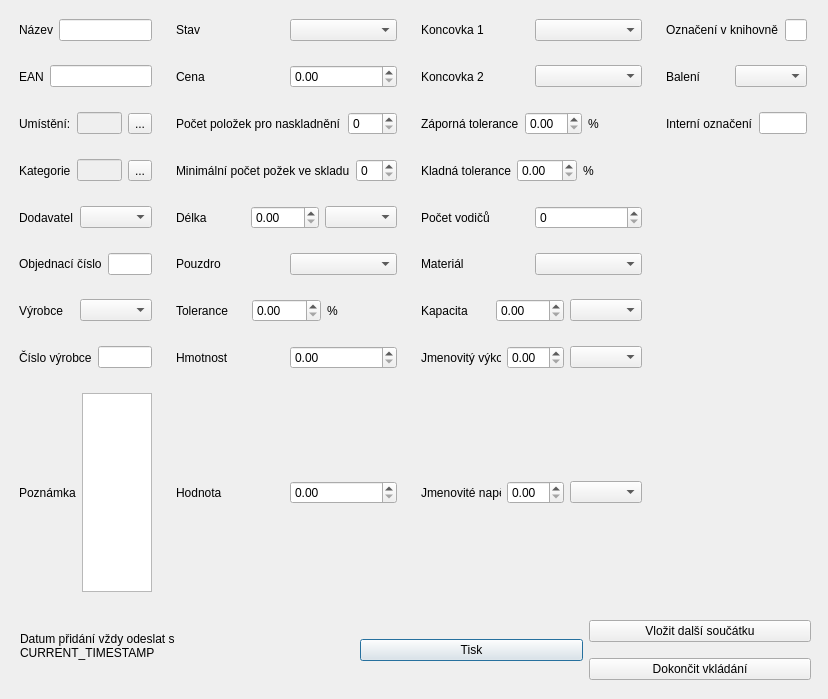
Vcpavel31/PPPart, file PPPart/prijem_novy_1.ui: the form before one commit.
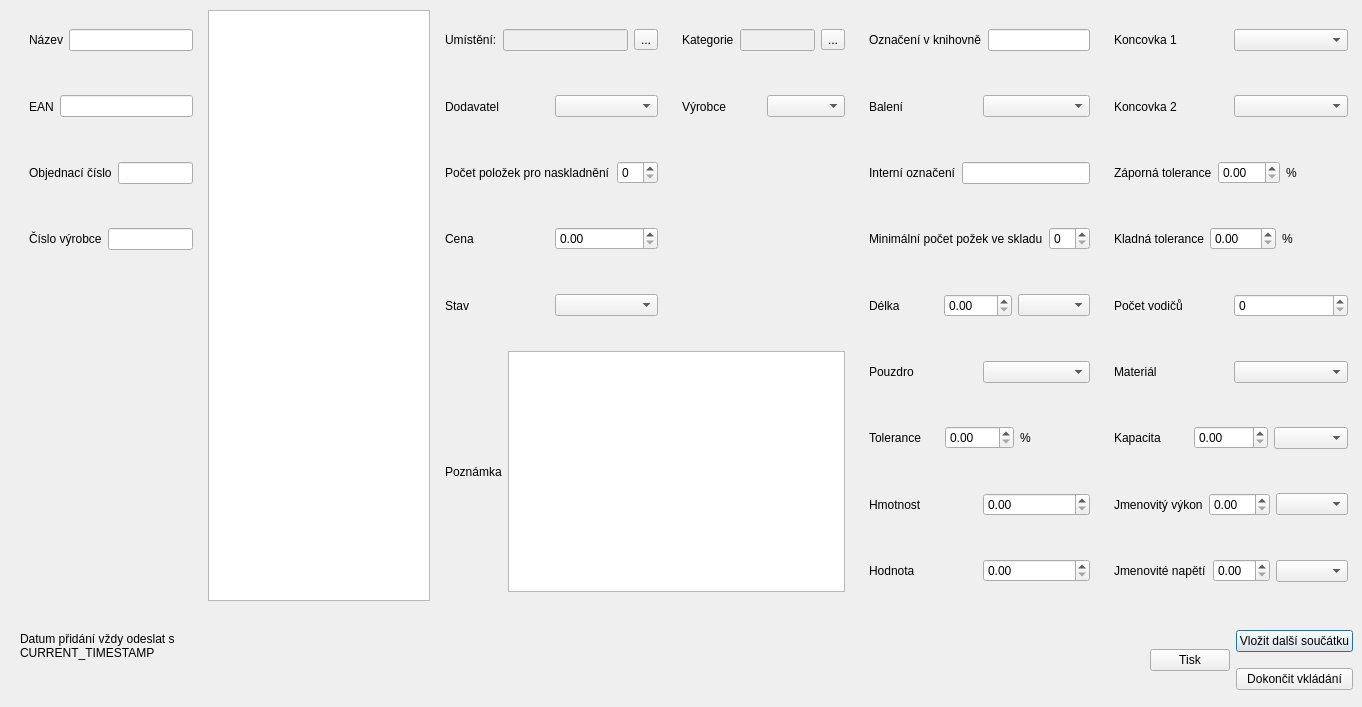
The form after the commit.

Commit message:
Přidání stávající součástky
Nové uspořádání příjmového okna a přidání listview pro zobrazování součástek dle vyhledávání

Diff of the .ui file:
```diff
--- a/PPPart/prijem_novy_1.ui
+++ b/PPPart/prijem_novy_1.ui
@@ -6,72 +6,173 @@
    <rect>
     <x>0</x>
     <y>0</y>
-    <width>828</width>
-    <height>699</height>
+    <width>1362</width>
+    <height>707</height>
    </rect>
   </property>
   <property name="windowTitle">
    <string>Dialog</string>
   </property>
+  <widget class="QLabel" name="pozn">
+   <property name="geometry">
+    <rect>
+     <x>20</x>
+     <y>630</y>
+     <width>171</width>
+     <height>31</height>
+    </rect>
+   </property>
+   <property name="text">
+    <string>Datum přidání vždy odeslat s CURRENT_TIMESTAMP</string>
+   </property>
+   <property name="scaledContents">
+    <bool>false</bool>
+   </property>
+   <property name="wordWrap">
+    <bool>true</bool>
+   </property>
+  </widget>
+  <widget class="QWidget" name="gridLayoutWidget">
+   <property name="geometry">
+    <rect>
+     <x>1150</x>
+     <y>620</y>
+     <width>203</width>
+     <height>80</height>
+    </rect>
+   </property>
+   <layout class="QGridLayout" name="gridLayout_2">
+    <item row="0" column="1">
+     <widget class="QPushButton" name="Next_part">
+      <property name="text">
+       <string>Vložit další součátku</string>
+      </property>
+     </widget>
+    </item>
+    <item row="1" column="1">
+     <widget class="QPushButton" name="Done">
+      <property name="text">
+       <string>Dokončit vkládání</string>
+      </property>
+     </widget>
+    </item>
+    <item row="0" column="0" rowspan="2">
+     <widget class="QPushButton" name="Print">
+      <property name="text">
+       <string>Tisk</string>
+      </property>
+     </widget>
+    </item>
+   </layout>
+  </widget>
   <widget class="QWidget" name="formLayoutWidget">
    <property name="geometry">
     <rect>
-     <x>10</x>
+     <x>20</x>
      <y>10</y>
-     <width>806</width>
+     <width>1337</width>
      <height>591</height>
     </rect>
    </property>
    <layout class="QGridLayout" name="gridLayout">
-    <item row="0" column="0">
-     <widget class="QWidget" name="Nazev" native="true">
-      <layout class="QHBoxLayout" name="horizontalLayout_2">
+    <item row="6" column="5">
+     <widget class="QWidget" name="Kapacita" native="true">
+      <layout class="QHBoxLayout" name="horizontalLayout_23">
        <item>
-        <widget class="QLabel" name="Nazev_1">
+        <widget class="QLabel" name="Kapacita_1">
          <property name="text">
-          <string>Název</string>
+          <string>Kapacita</string>
          </property>
         </widget>
        </item>
        <item>
-        <widget class="QLineEdit" name="Nazev_2"/>
+        <widget class="QDoubleSpinBox" name="Kapacita_2"/>
        </item>
+       <item>
+        <widget class="QComboBox" name="Kapacita_3"/>
+       </item>
       </layout>
      </widget>
     </item>
-    <item row="1" column="0">
-     <widget class="QWidget" name="EAN" native="true">
-      <layout class="QHBoxLayout" name="_4">
+    <item row="8" column="4">
+     <widget class="QWidget" name="Hodnota" native="true">
+      <layout class="QHBoxLayout" name="horizontalLayout_16">
        <item>
-        <widget class="QLabel" name="EAN_1">
+        <widget class="QLabel" name="Hodnota_1">
          <property name="text">
-          <string>EAN</string>
+          <string>Hodnota</string>
          </property>
         </widget>
        </item>
        <item>
-        <widget class="QLineEdit" name="EAN_2"/>
+        <widget class="QDoubleSpinBox" name="Hodnota_2"/>
        </item>
       </layout>
      </widget>
     </item>
-    <item row="1" column="1">
-     <widget class="QWidget" name="Cena" native="true">
-      <layout class="QHBoxLayout" name="horizontalLayout_10">
+    <item row="6" column="4">
+     <widget class="QWidget" name="Tolerance" native="true">
+      <layout class="QHBoxLayout" name="horizontalLayout_14">
        <item>
-        <widget class="QLabel" name="Cena_1">
+        <widget class="QLabel" name="Tolerance_1">
          <property name="text">
-          <string>Cena</string>
+          <string>Tolerance</string>
          </property>
         </widget>
        </item>
        <item>
-        <widget class="QDoubleSpinBox" name="Cena_2"/>
+        <widget class="QDoubleSpinBox" name="Tolerance_2"/>
        </item>
+       <item>
+        <widget class="QLabel" name="Tolerance_3">
+         <property name="text">
+          <string>%</string>
+         </property>
+        </widget>
+       </item>
       </layout>
      </widget>
     </item>
-    <item row="3" column="1">
+    <item row="2" column="5">
+     <widget class="QWidget" name="Zaporna_tolerance" native="true">
+      <layout class="QHBoxLayout" name="horizontalLayout_19">
+       <item>
+        <widget class="QLabel" name="Zaporna_tolerance_1">
+         <property name="text">
+          <string>Záporná tolerance</string>
+         </property>
+        </widget>
+       </item>
+       <item>
+        <widget class="QDoubleSpinBox" name="Zaporna_tolerance_2"/>
+       </item>
+       <item>
+        <widget class="QLabel" name="Zaporna_tolerance_3">
+         <property name="text">
+          <string>%</string>
+         </property>
+        </widget>
+       </item>
+      </layout>
+     </widget>
+    </item>
+    <item row="5" column="2" rowspan="4" colspan="2">
+     <widget class="QWidget" name="Poznamka" native="true">
+      <layout class="QHBoxLayout" name="horizontalLayout_8">
+       <item>
+        <widget class="QLabel" name="Poznamka_1">
+         <property name="text">
+          <string>Poznámka</string>
+         </property>
+        </widget>
+       </item>
+       <item>
+        <widget class="QPlainTextEdit" name="Poznamka_2"/>
+       </item>
+      </layout>
+     </widget>
+    </item>
+    <item row="3" column="4">
      <widget class="QWidget" name="Min_sklad" native="true">
       <layout class="QHBoxLayout" name="horizontalLayout_12">
        <item>
@@ -87,58 +188,7 @@
       </layout>
      </widget>
     </item>
-    <item row="4" column="0">
-     <widget class="QWidget" name="Dodavatel" native="true">
-      <layout class="QHBoxLayout" name="horizontalLayout_7">
-       <item>
-        <widget class="QLabel" name="Dodavatel_1">
-         <property name="text">
-          <string>Dodavatel</string>
-         </property>
-        </widget>
-       </item>
-       <item>
-        <widget class="QComboBox" name="Dodavatel_2"/>
-       </item>
-      </layout>
-     </widget>
-    </item>
-    <item row="2" column="1">
-     <widget class="QWidget" name="Polozek" native="true">
-      <layout class="QHBoxLayout" name="horizontalLayout_11">
-       <item>
-        <widget class="QLabel" name="Polozek_1">
-         <property name="text">
-          <string>Počet položek pro naskladnění</string>
-         </property>
-         <property name="wordWrap">
-          <bool>false</bool>
-         </property>
-        </widget>
-       </item>
-       <item>
-        <widget class="QSpinBox" name="Polozek_2"/>
-       </item>
-      </layout>
-     </widget>
-    </item>
-    <item row="0" column="1">
-     <widget class="QWidget" name="Stav" native="true">
-      <layout class="QHBoxLayout" name="horizontalLayout_9">
-       <item>
-        <widget class="QLabel" name="Stav_1">
-         <property name="text">
-          <string>Stav</string>
-         </property>
-        </widget>
-       </item>
-       <item>
-        <widget class="QComboBox" name="Stav_2"/>
-       </item>
-      </layout>
-     </widget>
-    </item>
-    <item row="3" column="0">
+    <item row="0" column="3">
      <widget class="QWidget" name="Kategorie" native="true">
       <layout class="QHBoxLayout" name="horizontalLayout_4">
        <item>
@@ -165,7 +215,26 @@
       </layout>
      </widget>
     </item>
-    <item row="7" column="0">
+    <item row="7" column="5">
+     <widget class="QWidget" name="Jme_vykon" native="true">
+      <layout class="QHBoxLayout" name="horizontalLayout_24">
+       <item>
+        <widget class="QLabel" name="Jme_vykon_1">
+         <property name="text">
+          <string>Jmenovitý výkon</string>
+         </property>
+        </widget>
+       </item>
+       <item>
+        <widget class="QDoubleSpinBox" name="Jme_vykon_2"/>
+       </item>
+       <item>
+        <widget class="QComboBox" name="Jme_vykon_3"/>
+       </item>
+      </layout>
+     </widget>
+    </item>
+    <item row="3" column="0">
      <widget class="QWidget" name="Vyr_cislo" native="true">
       <layout class="QHBoxLayout" name="horizontalLayout_6">
        <item>
@@ -181,7 +250,23 @@
       </layout>
      </widget>
     </item>
-    <item row="4" column="1">
+    <item row="3" column="2">
+     <widget class="QWidget" name="Cena" native="true">
+      <layout class="QHBoxLayout" name="horizontalLayout_10">
+       <item>
+        <widget class="QLabel" name="Cena_1">
+         <property name="text">
+          <string>Cena</string>
+         </property>
+        </widget>
+       </item>
+       <item>
+        <widget class="QDoubleSpinBox" name="Cena_2"/>
+       </item>
+      </layout>
+     </widget>
+    </item>
+    <item row="4" column="4">
      <widget class="QWidget" name="Delka" native="true">
       <layout class="QHBoxLayout" name="horizontalLayout_3">
        <item>
@@ -200,7 +285,7 @@
       </layout>
      </widget>
     </item>
-    <item row="5" column="0">
+    <item row="2" column="0">
      <widget class="QWidget" name="Obj_cislo" native="true">
       <layout class="QHBoxLayout" name="Obj_cislo_3">
        <item>
@@ -216,23 +301,180 @@
       </layout>
      </widget>
     </item>
-    <item row="6" column="0">
-     <widget class="QWidget" name="Vyrobce" native="true">
-      <layout class="QHBoxLayout" name="horizontalLayout_5">
+    <item row="4" column="5">
+     <widget class="QWidget" name="Poc_vodicu" native="true">
+      <layout class="QHBoxLayout" name="horizontalLayout_21">
        <item>
-        <widget class="QLabel" name="Vyrobce_1">
+        <widget class="QLabel" name="Poc_vodicu_1">
          <property name="text">
-          <string>Výrobce</string>
+          <string>Počet vodičů</string>
          </property>
         </widget>
        </item>
        <item>
-        <widget class="QComboBox" name="Vyrobce_2"/>
+        <widget class="QSpinBox" name="Poc_vodicu_2"/>
        </item>
       </layout>
      </widget>
     </item>
-    <item row="2" column="0">
+    <item row="2" column="2">
+     <widget class="QWidget" name="Polozek" native="true">
+      <layout class="QHBoxLayout" name="horizontalLayout_11">
+       <item>
+        <widget class="QLabel" name="Polozek_1">
+         <property name="text">
+          <string>Počet položek pro naskladnění</string>
+         </property>
+         <property name="wordWrap">
+          <bool>false</bool>
+         </property>
+        </widget>
+       </item>
+       <item>
+        <widget class="QSpinBox" name="Polozek_2"/>
+       </item>
+      </layout>
+     </widget>
+    </item>
+    <item row="3" column="5">
+     <widget class="QWidget" name="Kladna_tolerance" native="true">
+      <layout class="QHBoxLayout" name="horizontalLayout_20">
+       <item>
+        <widget class="QLabel" name="Kladna_tolerance_1">
+         <property name="text">
+          <string>Kladná tolerance</string>
+         </property>
+        </widget>
+       </item>
+       <item>
+        <widget class="QDoubleSpinBox" name="Kladna_tolerance_2"/>
+       </item>
+       <item>
+        <widget class="QLabel" name="Kladna_tolerance_3">
+         <property name="text">
+          <string>%</string>
+         </property>
+        </widget>
+       </item>
+      </layout>
+     </widget>
+    </item>
+    <item row="8" column="5">
+     <widget class="QWidget" name="Jme_napeti" native="true">
+      <layout class="QHBoxLayout" name="horizontalLayout_25">
+       <item>
+        <widget class="QLabel" name="Jme_napeti_1">
+         <property name="text">
+          <string>Jmenovité napětí</string>
+         </property>
+        </widget>
+       </item>
+       <item>
+        <widget class="QDoubleSpinBox" name="Jme_napeti_2"/>
+       </item>
+       <item>
+        <widget class="QComboBox" name="Jme_napeti_3"/>
+       </item>
+      </layout>
+     </widget>
+    </item>
+    <item row="5" column="4">
+     <widget class="QWidget" name="Pouzdro" native="true">
+      <layout class="QHBoxLayout" name="horizontalLayout_13">
+       <item>
+        <widget class="QLabel" name="Pouzdro_1">
+         <property name="text">
+          <string>Pouzdro</string>
+         </property>
+        </widget>
+       </item>
+       <item>
+        <widget class="QComboBox" name="Pouzdro_2"/>
+       </item>
+      </layout>
+     </widget>
+    </item>
+    <item row="1" column="4">
+     <widget class="QWidget" name="Baleni" native="true">
+      <layout class="QHBoxLayout" name="horizontalLayout">
+       <item>
+        <widget class="QLabel" name="Baleni_1">
+         <property name="text">
+          <string>Balení</string>
+         </property>
+        </widget>
+       </item>
+       <item>
+        <widget class="QComboBox" name="Baleni_2"/>
+       </item>
+      </layout>
+     </widget>
+    </item>
+    <item row="1" column="2">
+     <widget class="QWidget" name="Dodavatel" native="true">
+      <layout class="QHBoxLayout" name="horizontalLayout_7">
+       <item>
+        <widget class="QLabel" name="Dodavatel_1">
+         <property name="text">
+          <string>Dodavatel</string>
+         </property>
+        </widget>
+       </item>
+       <item>
+        <widget class="QComboBox" name="Dodavatel_2"/>
+       </item>
+      </layout>
+     </widget>
+    </item>
+    <item row="4" column="2">
+     <widget class="QWidget" name="Stav" native="true">
+      <layout class="QHBoxLayout" name="horizontalLayout_9">
+       <item>
+        <widget class="QLabel" name="Stav_1">
+         <property name="text">
+          <string>Stav</string>
+         </property>
+        </widget>
+       </item>
+       <item>
+        <widget class="QComboBox" name="Stav_2"/>
+       </item>
+      </layout>
+     </widget>
+    </item>
+    <item row="0" column="4">
+     <widget class="QWidget" name="Ozn_knihovna" native="true">
+      <layout class="QHBoxLayout" name="horizontalLayout_26">
+       <item>
+        <widget class="QLabel" name="Ozn_knihovna_1">
+         <property name="text">
+          <string>Označení v knihovně</string>
+         </property>
+        </widget>
+       </item>
+       <item>
+        <widget class="QLineEdit" name="Ozn_knihovna_2"/>
+       </item>
+      </layout>
+     </widget>
+    </item>
+    <item row="1" column="0">
+     <widget class="QWidget" name="EAN" native="true">
+      <layout class="QHBoxLayout" name="_4">
+       <item>
+        <widget class="QLabel" name="EAN_1">
+         <property name="text">
+          <string>EAN</string>
+         </property>
+        </widget>
+       </item>
+       <item>
+        <widget class="QLineEdit" name="EAN_2"/>
+       </item>
+      </layout>
+     </widget>
+    </item>
+    <item row="0" column="2">
      <widget class="QWidget" name="Umisteni" native="true">
       <layout class="QHBoxLayout" name="Umisteni_4">
        <item>
@@ -259,39 +501,23 @@
       </layout>
      </widget>
     </item>
-    <item row="8" column="0">
-     <widget class="QWidget" name="Poznamka" native="true">
-      <layout class="QHBoxLayout" name="horizontalLayout_8">
+    <item row="2" column="4">
+     <widget class="QWidget" name="Int_oznaceni" native="true">
+      <layout class="QHBoxLayout" name="horizontalLayout_27">
        <item>
-        <widget class="QLabel" name="Poznamka_1">
+        <widget class="QLabel" name="Int_oznaceni_1">
          <property name="text">
-          <string>Poznámka</string>
+          <string>Interní označení</string>
          </property>
         </widget>
        </item>
        <item>
-        <widget class="QPlainTextEdit" name="Poznamka_2"/>
+        <widget class="QLineEdit" name="Int_oznaceni_2"/>
        </item>
       </layout>
      </widget>
     </item>
-    <item row="8" column="1">
-     <widget class="QWidget" name="Hodnota" native="true">
-      <layout class="QHBoxLayout" name="horizontalLayout_16">
-       <item>
-        <widget class="QLabel" name="Hodnota_1">
-         <property name="text">
-          <string>Hodnota</string>
-         </property>
-        </widget>
-       </item>
-       <item>
-        <widget class="QDoubleSpinBox" name="Hodnota_2"/>
-       </item>
-      </layout>
-     </widget>
-    </item>
-    <item row="7" column="1">
+    <item row="7" column="4">
      <widget class="QWidget" name="Hmotnost" native="true">
       <layout class="QHBoxLayout" name="horizontalLayout_15">
        <item>
@@ -307,103 +533,7 @@
       </layout>
      </widget>
     </item>
-    <item row="6" column="1">
-     <widget class="QWidget" name="Tolerance" native="true">
-      <layout class="QHBoxLayout" name="horizontalLayout_14">
-       <item>
-        <widget class="QLabel" name="Tolerance_1">
-         <property name="text">
-          <string>Tolerance</string>
-         </property>
-        </widget>
-       </item>
-       <item>
-        <widget class="QDoubleSpinBox" name="Tolerance_2"/>
-       </item>
-       <item>
-        <widget class="QLabel" name="Tolerance_3">
-         <property name="text">
-          <string>%</string>
-         </property>
-        </widget>
-       </item>
-      </layout>
-     </widget>
-    </item>
-    <item row="5" column="1">
-     <widget class="QWidget" name="Pouzdro" native="true">
-      <layout class="QHBoxLayout" name="horizontalLayout_13">
-       <item>
-        <widget class="QLabel" name="Pouzdro_1">
-         <property name="text">
-          <string>Pouzdro</string>
-         </property>
-        </widget>
-       </item>
-       <item>
-        <widget class="QComboBox" name="Pouzdro_2"/>
-       </item>
-      </layout>
-     </widget>
-    </item>
-    <item row="8" column="2">
-     <widget class="QWidget" name="Jme_napeti" native="true">
-      <layout class="QHBoxLayout" name="horizontalLayout_25">
-       <item>
-        <widget class="QLabel" name="Jme_napeti_1">
-         <property name="text">
-          <string>Jmenovité napětí</string>
-         </property>
-        </widget>
-       </item>
-       <item>
-        <widget class="QDoubleSpinBox" name="Jme_napeti_2"/>
-       </item>
-       <item>
-        <widget class="QComboBox" name="Jme_napeti_3"/>
-       </item>
-      </layout>
-     </widget>
-    </item>
-    <item row="7" column="2">
-     <widget class="QWidget" name="Jme_vykon" native="true">
-      <layout class="QHBoxLayout" name="horizontalLayout_24">
-       <item>
-        <widget class="QLabel" name="Jme_vykon_1">
-         <property name="text">
-          <string>Jmenovitý výkon</string>
-         </property>
-        </widget>
-       </item>
-       <item>
-        <widget class="QDoubleSpinBox" name="Jme_vykon_2"/>
-       </item>
-       <item>
-        <widget class="QComboBox" name="Jme_vykon_3"/>
-       </item>
-      </layout>
-     </widget>
-    </item>
-    <item row="6" column="2">
-     <widget class="QWidget" name="Kapacita" native="true">
-      <layout class="QHBoxLayout" name="horizontalLayout_23">
-       <item>
-        <widget class="QLabel" name="Kapacita_1">
-         <property name="text">
-          <string>Kapacita</string>
-         </property>
-        </widget>
-       </item>
-       <item>
-        <widget class="QDoubleSpinBox" name="Kapacita_2"/>
-       </item>
-       <item>
-        <widget class="QComboBox" name="Kapacita_3"/>
-       </item>
-      </layout>
-     </widget>
-    </item>
-    <item row="5" column="2">
+    <item row="5" column="5">
      <widget class="QWidget" name="Material" native="true">
       <layout class="QHBoxLayout" name="horizontalLayout_22">
        <item>
@@ -419,69 +549,7 @@
       </layout>
      </widget>
     </item>
-    <item row="4" column="2">
-     <widget class="QWidget" name="Poc_vodicu" native="true">
-      <layout class="QHBoxLayout" name="horizontalLayout_21">
-       <item>
-        <widget class="QLabel" name="Poc_vodicu_1">
-         <property name="text">
-          <string>Počet vodičů</string>
-         </property>
-        </widget>
-       </item>
-       <item>
-        <widget class="QSpinBox" name="Poc_vodicu_2"/>
-       </item>
-      </layout>
-     </widget>
-    </item>
-    <item row="3" column="2">
-     <widget class="QWidget" name="Kladna_tolerance" native="true">
-      <layout class="QHBoxLayout" name="horizontalLayout_20">
-       <item>
-        <widget class="QLabel" name="Kladna_tolerance_1">
-         <property name="text">
-          <string>Kladná tolerance</string>
-         </property>
-        </widget>
-       </item>
-       <item>
-        <widget class="QDoubleSpinBox" name="Kladna_tolerance_2"/>
-       </item>
-       <item>
-        <widget class="QLabel" name="Kladna_tolerance_3">
-         <property name="text">
-          <string>%</string>
-         </property>
-        </widget>
-       </item>
-      </layout>
-     </widget>
-    </item>
-    <item row="2" column="2">
-     <widget class="QWidget" name="Zaporna_tolerance" native="true">
-      <layout class="QHBoxLayout" name="horizontalLayout_19">
-       <item>
-        <widget class="QLabel" name="Zaporna_tolerance_1">
-         <property name="text">
-          <string>Záporná tolerance</string>
-         </property>
-        </widget>
-       </item>
-       <item>
-        <widget class="QDoubleSpinBox" name="Zaporna_tolerance_2"/>
-       </item>
-       <item>
-        <widget class="QLabel" name="Zaporna_tolerance_3">
-         <property name="text">
-          <string>%</string>
-         </property>
-        </widget>
-       </item>
-      </layout>
-     </widget>
-    </item>
-    <item row="1" column="2">
+    <item row="1" column="5">
      <widget class="QWidget" name="Koncovka_2" native="true">
       <layout class="QHBoxLayout" name="horizontalLayout_18">
        <item>
@@ -497,7 +565,7 @@
       </layout>
      </widget>
     </item>
-    <item row="0" column="2">
+    <item row="0" column="5">
      <widget class="QWidget" name="Koncovka_1" native="true">
       <layout class="QHBoxLayout" name="horizontalLayout_17">
        <item>
@@ -513,109 +581,40 @@
       </layout>
      </widget>
     </item>
-    <item row="0" column="3">
-     <widget class="QWidget" name="Ozn_knihovna" native="true">
-      <layout class="QHBoxLayout" name="horizontalLayout_26">
-       <item>
-        <widget class="QLabel" name="Ozn_knihovna_1">
-         <property name="text">
-          <string>Označení v knihovně</string>
-         </property>
-        </widget>
-       </item>
-       <item>
-        <widget class="QLineEdit" name="Ozn_knihovna_2"/>
-       </item>
-      </layout>
-     </widget>
-    </item>
     <item row="1" column="3">
-     <widget class="QWidget" name="Baleni" native="true">
-      <layout class="QHBoxLayout" name="horizontalLayout">
+     <widget class="QWidget" name="Vyrobce" native="true">
+      <layout class="QHBoxLayout" name="horizontalLayout_5">
        <item>
-        <widget class="QLabel" name="Baleni_1">
+        <widget class="QLabel" name="Vyrobce_1">
          <property name="text">
-          <string>Balení</string>
+          <string>Výrobce</string>
          </property>
         </widget>
        </item>
        <item>
-        <widget class="QComboBox" name="Baleni_2"/>
+        <widget class="QComboBox" name="Vyrobce_2"/>
        </item>
       </layout>
      </widget>
     </item>
-    <item row="2" column="3">
-     <widget class="QWidget" name="Int_oznaceni" native="true">
-      <layout class="QHBoxLayout" name="horizontalLayout_27">
+    <item row="0" column="0">
+     <widget class="QWidget" name="Nazev" native="true">
+      <layout class="QHBoxLayout" name="horizontalLayout_2">
        <item>
-        <widget class="QLabel" name="Int_oznaceni_1">
+        <widget class="QLabel" name="Nazev_1">
          <property name="text">
-          <string>Interní označení</string>
+          <string>Název</string>
          </property>
         </widget>
        </item>
        <item>
-        <widget class="QLineEdit" name="Int_oznaceni_2"/>
+        <widget class="QLineEdit" name="Nazev_2"/>
        </item>
       </layout>
      </widget>
     </item>
-   </layout>
-  </widget>
-  <widget class="QLabel" name="pozn">
-   <property name="geometry">
-    <rect>
-     <x>20</x>
-     <y>630</y>
-     <width>171</width>
-     <height>31</height>
-    </rect>
-   </property>
-   <property name="text">
-    <string>Datum přidání vždy odeslat s CURRENT_TIMESTAMP</string>
-   </property>
-   <property name="scaledContents">
-    <bool>false</bool>
-   </property>
-   <property name="wordWrap">
-    <bool>true</bool>
-   </property>
-  </widget>
-  <widget class="QWidget" name="horizontalLayoutWidget_2">
-   <property name="geometry">
-    <rect>
-     <x>360</x>
-     <y>610</y>
-     <width>451</width>
-     <height>80</height>
-    </rect>
-   </property>
-   <layout class="QHBoxLayout" name="Tlacitka">
-    <item>
-     <widget class="QPushButton" name="Print">
-      <property name="text">
-       <string>Tisk</string>
-      </property>
-     </widget>
-    </item>
-    <item>
-     <layout class="QVBoxLayout" name="Pokracovani">
-      <item>
-       <widget class="QPushButton" name="Next_part">
-        <property name="text">
-         <string>Vložit další součátku</string>
-        </property>
-       </widget>
-      </item>
-      <item>
-       <widget class="QPushButton" name="Done">
-        <property name="text">
-         <string>Dokončit vkládání</string>
-        </property>
-       </widget>
-      </item>
-     </layout>
+    <item row="0" column="1" rowspan="9">
+     <widget class="QListView" name="listView"/>
     </item>
    </layout>
   </widget>
```
The commit also changes 2 other files.
